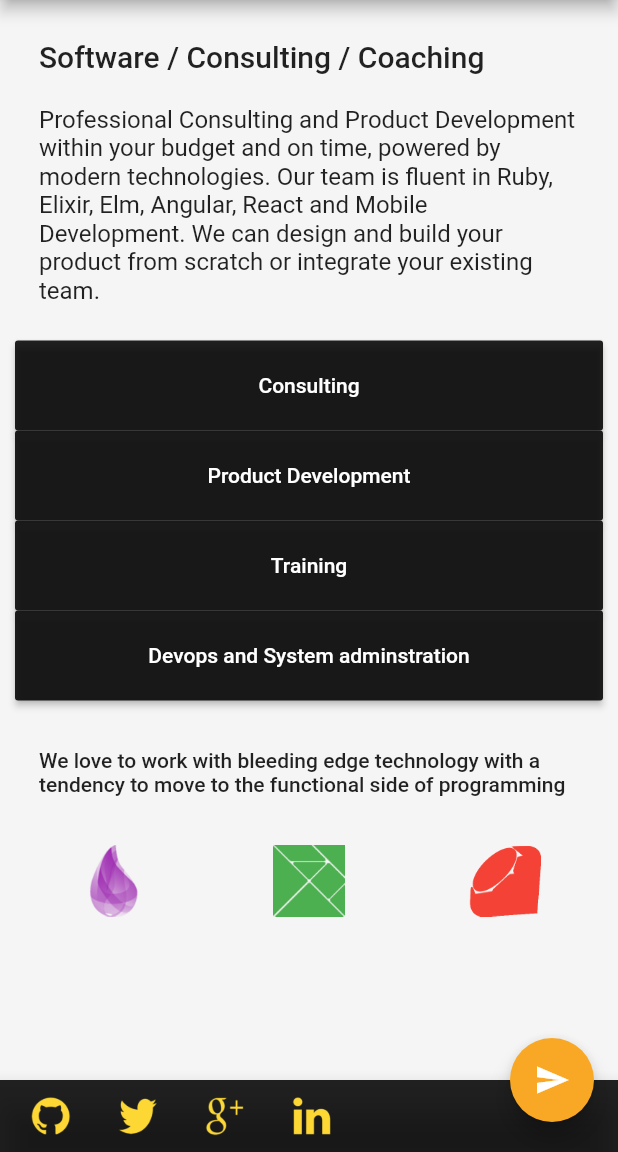
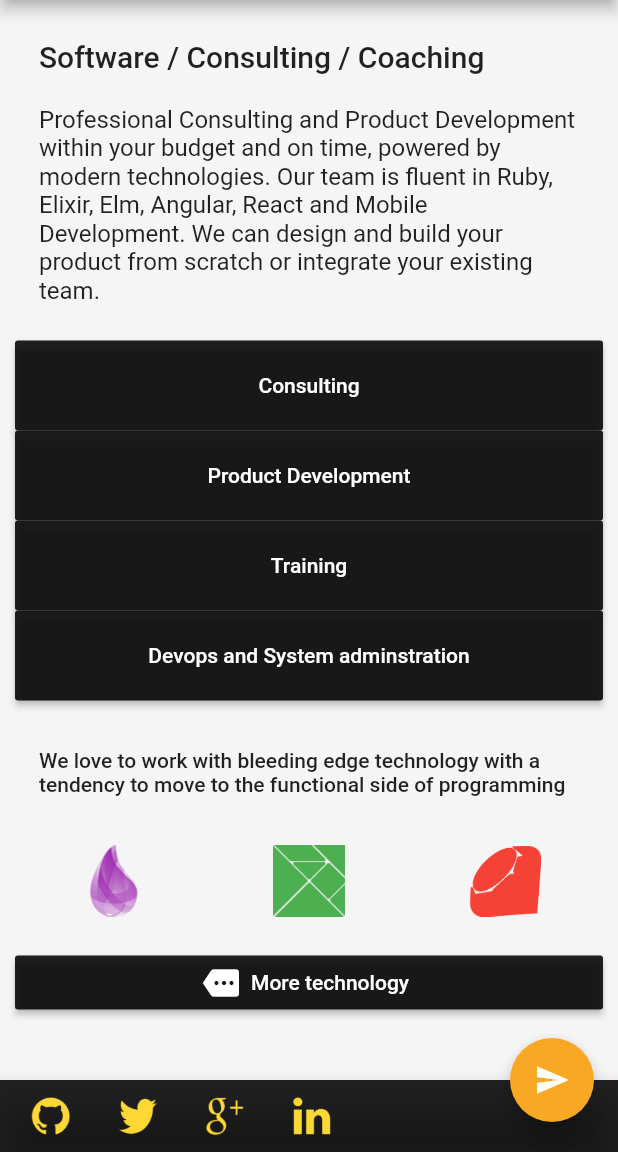
Before and after one commit to aerolp/flutter_yari_app, a Flutter app: the screen it shows after launch, on a phone screen of 412 x 824 dp, the part 84-1236 px from its top. Run offline on Flutter 3.47's test engine with Material 2 defaults, Android fonts, the light colour scheme and no system bars; missing offline and left inert: diamond_fab.

Commit message:
add links into buttons

```diff
--- a/lib/app.dart
+++ b/lib/app.dart
@@ -66,7 +66,7 @@
         ],
       ),
     );
-    final _consulting = new RaisedButton(
+    final _consultingBtn = new RaisedButton(
       color: Colors.black87,
       padding: const EdgeInsets.all(22.0),
 
@@ -88,7 +88,7 @@
         });
       }
     );
-    final _product = new RaisedButton(
+    final _productBtn = new RaisedButton(
       color: Colors.black87,
       padding: const EdgeInsets.all(22.0),
       child: Text('Product Development', style: new TextStyle(color: Colors.white),),
@@ -109,7 +109,7 @@
         });
       }
     );
-    final _training = new RaisedButton(
+    final _trainingBtn = new RaisedButton(
       color: Colors.black87,
       padding: const EdgeInsets.all(22.0),
       child: Text('Training', style: new TextStyle(color: Colors.white),),
@@ -130,7 +130,7 @@
         });
       }
     );
-    final _devops = new RaisedButton(
+    final _devopsBtn = new RaisedButton(
       color: Colors.black87,
       padding: const EdgeInsets.all(22.0),
       child: Text('Devops and System adminstration', style: new TextStyle(color: Colors.white),),
@@ -151,7 +151,7 @@
         });
       }
     );
-    final _elixir = new Expanded(
+    final _elixirBtn = new Expanded(
       child: (
         new FlatButton(
           child: new IconTheme(
@@ -177,7 +177,7 @@
         )
       ),
     );
-    final _elm = new Expanded(
+    final _elmBtn = new Expanded(
       child: (
         new FlatButton(
           child: new IconTheme(
@@ -203,7 +203,7 @@
         )
       ),
     );
-    final _ruby = new Expanded(
+    final _rubyBtn = new Expanded(
       child: (
         new FlatButton(
           child: new IconTheme(
@@ -229,6 +229,15 @@
         )
       ),
     );
+    final _moreTechBtn = new RaisedButton.icon(
+      color: Colors.black87,
+      icon: Icon(Icons.more, color: Colors.white,),
+      label: Text('More technology', style: new TextStyle(color: Colors.white)),
+      splashColor: Colors.black45,
+      onPressed: () => Navigator.of(context).push(
+                        new MaterialPageRoute(builder: (BuildContext context)
+                        =>new Company())),
+      );
     final _body = new Container(
       color: Colors.grey[100],
       child: new Stack(
@@ -242,10 +251,10 @@
               ),
               new ListTile(title: new Text(_beginningText)),
               new Container(padding: new EdgeInsets.all(10.0),),
-              _consulting,
-              _product,
-              _training,
-              _devops,
+              _consultingBtn,
+              _productBtn,
+              _trainingBtn,
+              _devopsBtn,
               new Container(padding: new EdgeInsets.all(10.0),),
               new ListTile(title: new Text(_ourTech,
                   style: Theme.of(context).textTheme.body2 ,),
@@ -253,12 +262,13 @@
               new Container(padding: new EdgeInsets.all(10.0),),
               new Row(
                 children: <Widget>[
-                  _elixir,
-                  _elm,
-                  _ruby,
+                  _elixirBtn,
+                  _elmBtn,
+                  _rubyBtn,
                 ],
               ),
               new Container(padding: new EdgeInsets.all(10.0),),
+              _moreTechBtn,
             ],
           ),
 
@@ -272,7 +282,7 @@
         size:36.0,
         color: Colors.yellow[600]
       ),
-      onPressed: () {},
+      onPressed: () => launch('https://gitlab.com/yarilabs')
     );
     final _icon2 = IconButton(
       icon: new ImageIcon(
@@ -280,7 +290,7 @@
         size:36.0,
         color: Colors.yellow[600]
       ),
-      onPressed: () {},
+      onPressed: () => launch('https://twitter.com/yarilabs'),
     );
     final _icon3 = IconButton(
       icon: new ImageIcon(
@@ -288,7 +298,7 @@
         size:36.0,
         color: Colors.yellow[600]
       ),
-      onPressed: () {},
+      onPressed: () => launch('https://plus.google.com/111792819110493287001/about'),
     );
     final _icon4 = IconButton(
       icon: new ImageIcon(
@@ -296,7 +306,7 @@
         size:36.0,
         color: Colors.yellow[600]
       ),
-      onPressed: () {},
+      onPressed: () => launch('https://www.linkedin.com/company/11137193'),
     );
 
     return Scaffold(
--- a/pubspec.yaml
+++ b/pubspec.yaml
@@ -41,6 +41,7 @@
    - images/cogs.png
    #maps
    - images/yarilabs-contact-us-uk.jpg
+   - images/yarilabs-contact-us-uk_s.jpg
    - images/yarilabs-contact-us.png
    #tech_logos
    - images/tech/androidsdk.png
```
Also changed, not shown: lib/contact.dart (+94 -56 lines), images/yarilabs-contact-us-uk_s.jpg (added), 1 other file.
